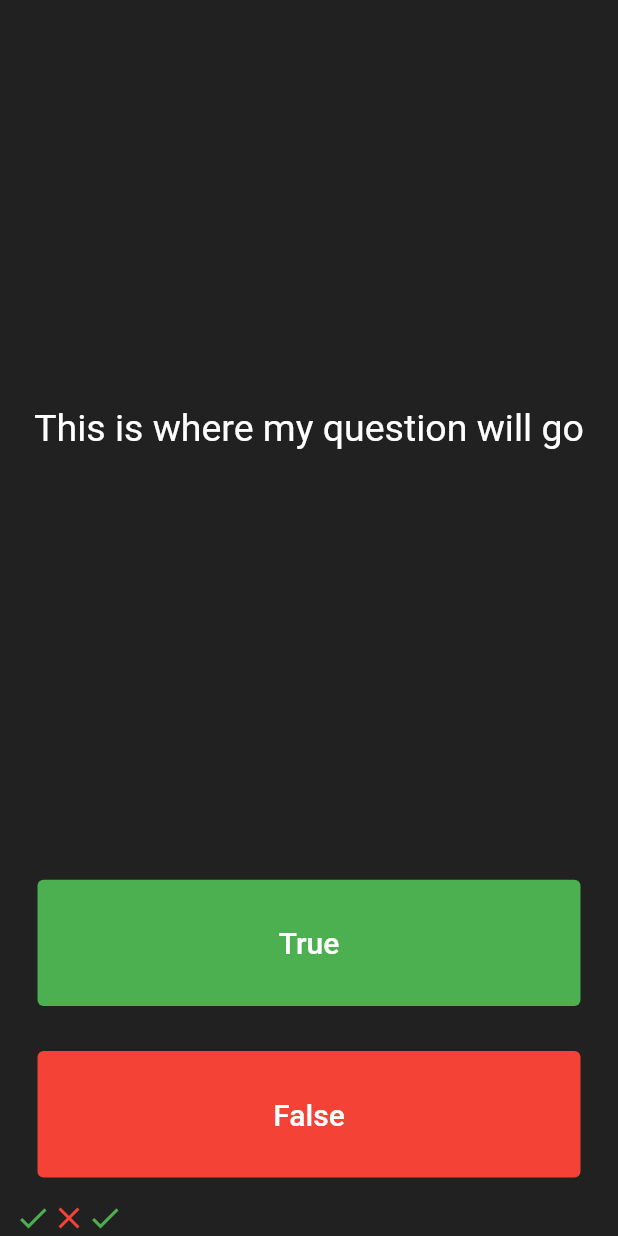
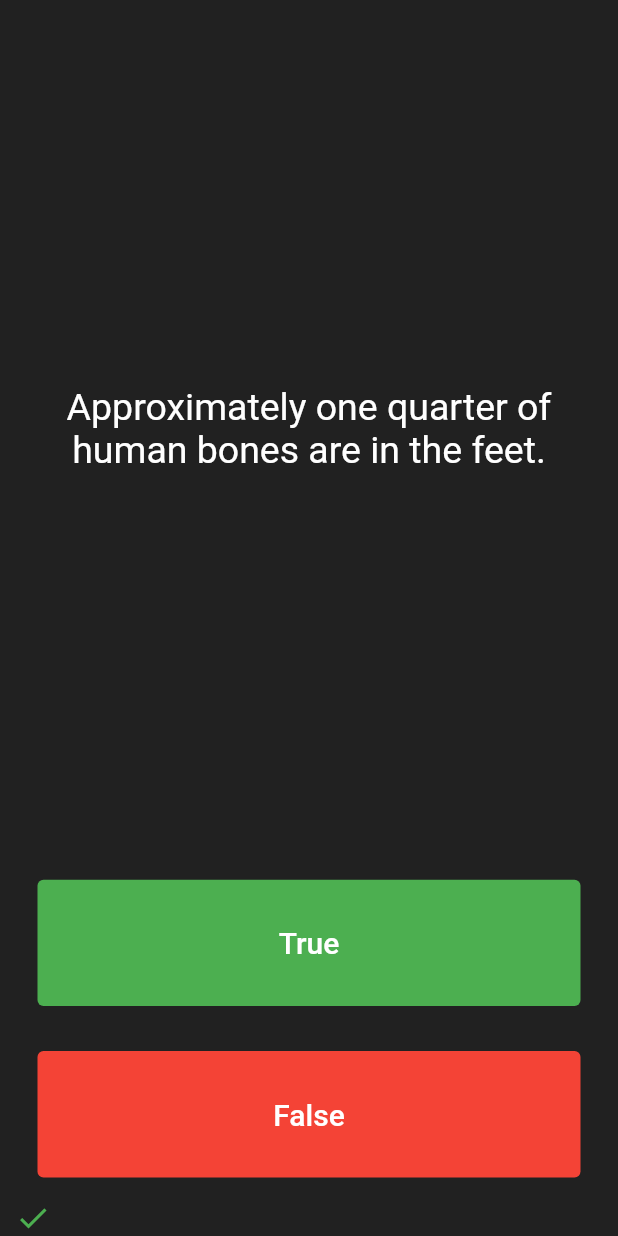
Before and after one commit to Neomartin/flutter-quizzler, a Flutter app: the screen it shows after launch, after a tap on "True", on a phone screen of 412 x 824 dp. Run offline on Flutter 3.47's test engine with Material 2 defaults, Android fonts, the phone set to English and light mode, and no system bars.

```diff
--- a/lib/main.dart
+++ b/lib/main.dart
@@ -1,4 +1,8 @@
 import 'package:flutter/material.dart';
+import 'package:quizzler/question.dart';
+import 'question_brain.dart';
+
+QuizBrain quizBrain = QuizBrain();
 
 void main() => runApp(const Quizzler());
 
@@ -27,31 +31,53 @@ class QuizPage extends StatefulWidget {
 }
 
 class _QuizPageState extends State<QuizPage> {
-  List<Widget> scoreKeeper = [
-    const Icon(
-        color: Colors.green,
-        Icons.check
-    ),
-    const Icon(
-        color: Colors.red,
-        Icons.close
-    ),
-  ];
+  List<Widget> scoreKeeper = [];
+
+  // List<String> questions = [
+  //   'You can lead a cow down stairs but not up stairs.',
+  //   'Approximately one quarter of human bones are in the feet.',
+  //   'A slug\'s blood is green.'
+  // ];
+  //
+  // List<bool> answers = [
+  //   true,
+  //   false,
+  //   true,
+  // ];
+  void answerCheck(bool a) {
+    if (quizBrain.q[questionNumber].answer == a) {
+      scoreKeeper.add(
+        const Icon(color: Colors.green, Icons.check),
+      );
+    } else {
+      scoreKeeper.add(const Icon(color: Colors.red, Icons.close));
+    }
+    questionNumber < quizBrain.q.length -1 ? questionNumber++ : resetQuiz();
+  }
+
+  void resetQuiz() {
+    setState(() {
+      scoreKeeper = [];
+      questionNumber = 0;
+    });
+  }
+
+  int questionNumber = 0;
   @override
   Widget build(BuildContext context) {
     return Column(
       mainAxisAlignment: MainAxisAlignment.spaceBetween,
       crossAxisAlignment: CrossAxisAlignment.stretch,
       children: <Widget>[
-        const Expanded(
+        Expanded(
           flex: 5,
           child: Padding(
-            padding: EdgeInsets.all(10.0),
+            padding: const EdgeInsets.all(10.0),
             child: Center(
               child: Text(
-                'This is where my question will go',
+                quizBrain.q[questionNumber].question,
                 textAlign: TextAlign.center,
-                style: TextStyle(
+                style: const TextStyle(
                   color: Colors.white,
                   fontSize: 25.0,
                 ),
@@ -63,14 +89,11 @@ class _QuizPageState extends State<QuizPage> {
           child: Padding(
             padding: const EdgeInsets.all(15.0),
             child: TextButton(
-              style: TextButton.styleFrom(
-                  backgroundColor: Colors.green
-              ),
+              style: TextButton.styleFrom(backgroundColor: Colors.green),
               onPressed: () {
                 setState(() {
-                  scoreKeeper.add(const Icon(color: Colors.green, Icons.check),);
+                  answerCheck(true);
                 });
-
               },
               child: const Text(
                 'True',
@@ -83,16 +106,11 @@ class _QuizPageState extends State<QuizPage> {
           child: Padding(
             padding: const EdgeInsets.all(15.0),
             child: TextButton(
-              style: TextButton.styleFrom(
-                backgroundColor: Colors.red
-              ),
+              style: TextButton.styleFrom(backgroundColor: Colors.red),
               onPressed: () {
                 setState(() {
-                  scoreKeeper.add(
-                    const Icon(color: Colors.red, Icons.close),
-                  );
+                  answerCheck(false);
                 });
-
               },
               child: const Text(
                 'False',
@@ -101,10 +119,14 @@ class _QuizPageState extends State<QuizPage> {
             ),
           ),
         ),
-        Row(
-          children: scoreKeeper
-        )
+        Row(children: scoreKeeper)
       ],
     );
   }
 }
+
+/*
+question1: 'You can lead a cow down stairs but not up stairs.', false,
+question2: 'Approximately one quarter of human bones are in the feet.', true,
+question3: 'A slug\'s blood is green.', true,
+*/
--- /dev/null
+++ b/lib/question_brain.dart
@@ -0,0 +1,20 @@
+
+import 'package:quizzler/question.dart';
+
+class QuizBrain {
+  List<Question> q = [
+    Question(q: 'You can lead a cow down stairs but not up stairs.', a: true),
+    Question(q: 'Approximately one quarter of human bones are in the feet.', a: false),
+    Question(q: 'A slug\'s blood is green.', a: true),
+    Question(q: 'Some cats are actually allergic to humans', a: true),
+    Question(q: 'Buzz Aldrin\'s mother\'s maiden name was \"Moon\".', a: true),
+    Question(q: 'It is illegal to pee in the Ocean in Portugal.', a: true),
+    Question(q: 'No piece of square dry paper can be folded in half more than 7 times.', a: false),
+    Question(q: 'In London, UK, if you happen to die in the House of Parliament, you are technically entitled to a state funeral, because the building is considered too sacred a place.', a: true),
+    Question(q: 'The loudest sound produced by any animal is 188 decibels. That animal is the African Elephant.', a: false),
+    Question(q: 'The total surface area of two human lungs is approximately 70 square metres.', a: true),
+    Question(q: 'Google was originally called \"Backrub\".', a: true),
+    Question(q: 'Chocolate affects a dog\'s heart and nervous system; a few ounces are enough to kill a small dog.', a: true),
+    Question(q: 'In West Virginia, USA, if you accidentally hit an animal with your car, you are free to take it home to eat.', a: true),
+  ];
+}
```
Also changed, not shown: lib/question.dart (added, +8 -0 lines).
